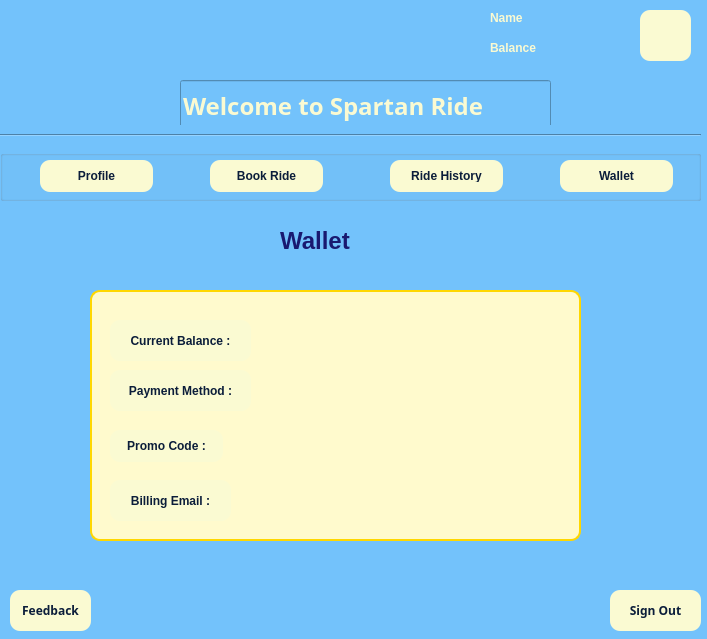
The window that UI_Files/Student_Dialog_Wallet.ui (sakotiya/SPARTANRIDESJSU) describes before a commit, drawn with Qt 5.
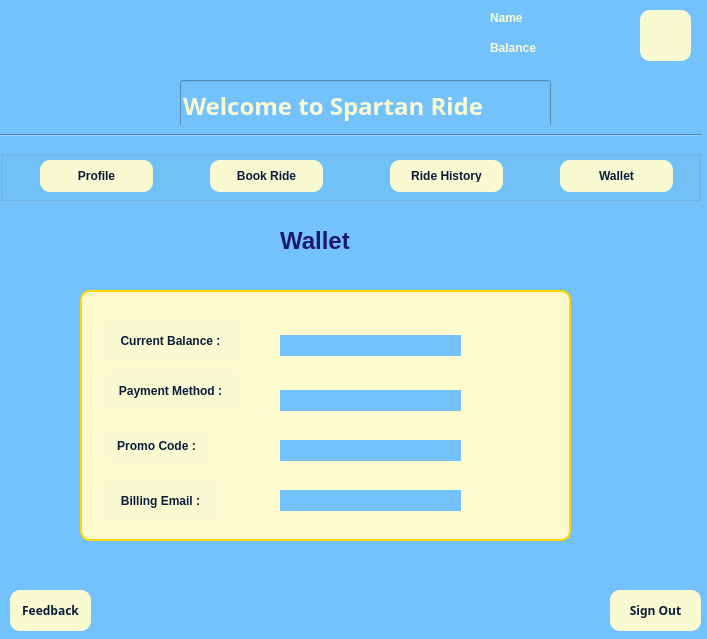
The same window after the commit. Icons and pictures are not drawn.

```diff
--- a/UI_Files/Student_Dialog_Wallet.ui
+++ b/UI_Files/Student_Dialog_Wallet.ui
@@ -362,7 +362,7 @@
   <widget class="QGroupBox" name="groupBox">
    <property name="geometry">
     <rect>
-     <x>90</x>
+     <x>80</x>
      <y>270</y>
      <width>491</width>
      <height>271</height>
@@ -384,7 +384,7 @@
    <property name="title">
     <string/>
    </property>
-   <widget class="QPushButton" name="CurrentBalanceLabel">
+   <widget class="QPushButton" name="CurrentBalance">
     <property name="geometry">
      <rect>
       <x>20</x>
@@ -488,6 +488,58 @@
      <string>Billing Email :</string>
     </property>
    </widget>
+   <widget class="QLabel" name="CurrentBalanceLabel">
+    <property name="geometry">
+     <rect>
+      <x>200</x>
+      <y>65</y>
+      <width>181</width>
+      <height>21</height>
+     </rect>
+    </property>
+    <property name="text">
+     <string/>
+    </property>
+   </widget>
+   <widget class="QLabel" name="PaymentMethodLabel">
+    <property name="geometry">
+     <rect>
+      <x>200</x>
+      <y>120</y>
+      <width>181</width>
+      <height>21</height>
+     </rect>
+    </property>
+    <property name="text">
+     <string/>
+    </property>
+   </widget>
+   <widget class="QLabel" name="BillingEmailLabel">
+    <property name="geometry">
+     <rect>
+      <x>200</x>
+      <y>220</y>
+      <width>181</width>
+      <height>21</height>
+     </rect>
+    </property>
+    <property name="text">
+     <string/>
+    </property>
+   </widget>
+   <widget class="QLabel" name="PromoCodeLabel">
+    <property name="geometry">
+     <rect>
+      <x>200</x>
+      <y>170</y>
+      <width>181</width>
+      <height>21</height>
+     </rect>
+    </property>
+    <property name="text">
+     <string/>
+    </property>
+   </widget>
   </widget>
  </widget>
  <resources/>
```
Left out of the diff: 6 changed lines with no effect on the pictures.
